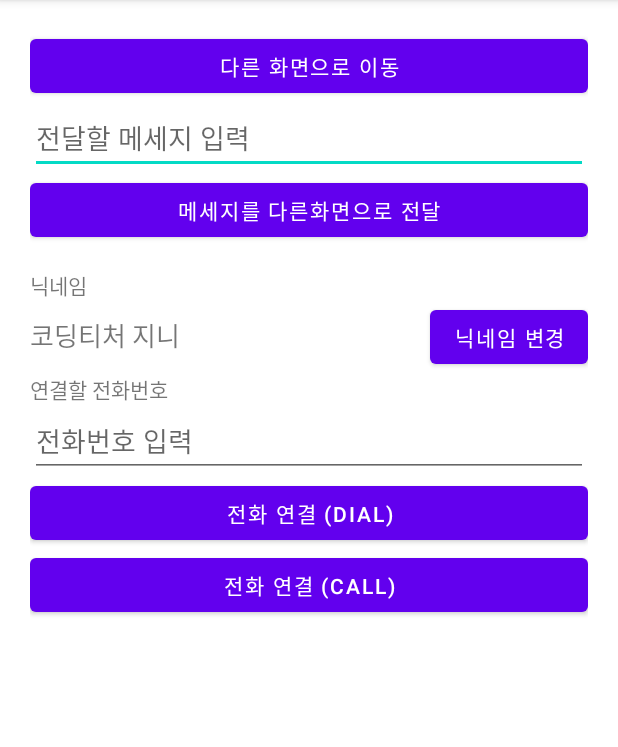
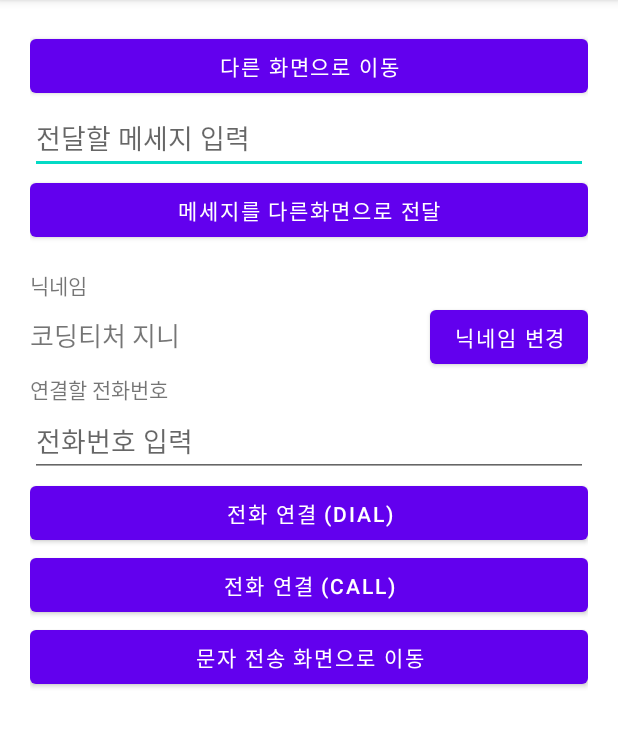
Before and after one commit to cho881020/IntentPractice_Genie, an Android app: the screen it shows after launch (MainActivity), on a phone screen of 412 x 824 dp, the part 84-831 px from its top. Run offline under Robolectric (Android 15) with nearby library versions, the phone set to English and light mode, and no system bars.

Commit message:
문자 전송 예제

```diff
--- a/app/src/main/res/layout/activity_main.xml
+++ b/app/src/main/res/layout/activity_main.xml
@@ -82,5 +82,11 @@
         android:layout_height="wrap_content"
         android:text="전화 연결 (CALL)" />
 
+    <Button
+        android:id="@+id/smsBtn"
+        android:layout_width="match_parent"
+        android:layout_height="wrap_content"
+        android:text="문자 전송 화면으로 이동" />
+
 
 </LinearLayout>
```
Also changed, not shown: app/src/main/java/com/neppplus/intentpractice_genie/MainActivity.kt (+10 -0 lines).
